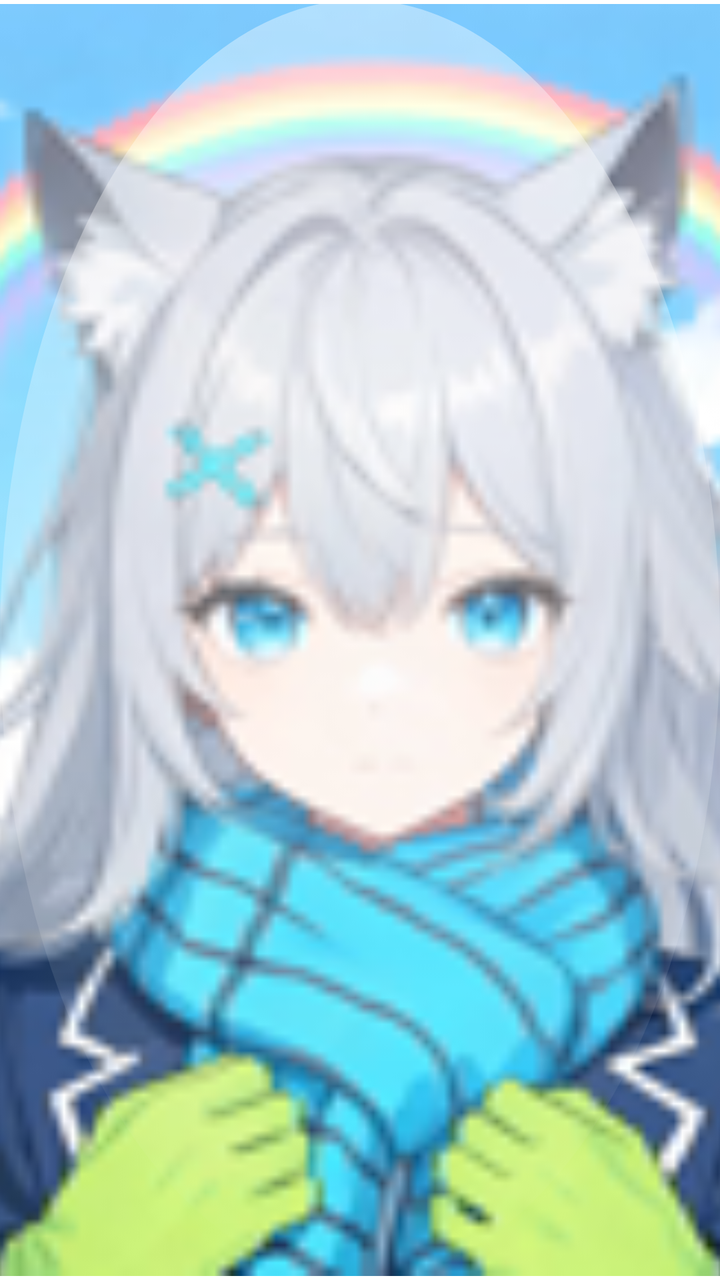
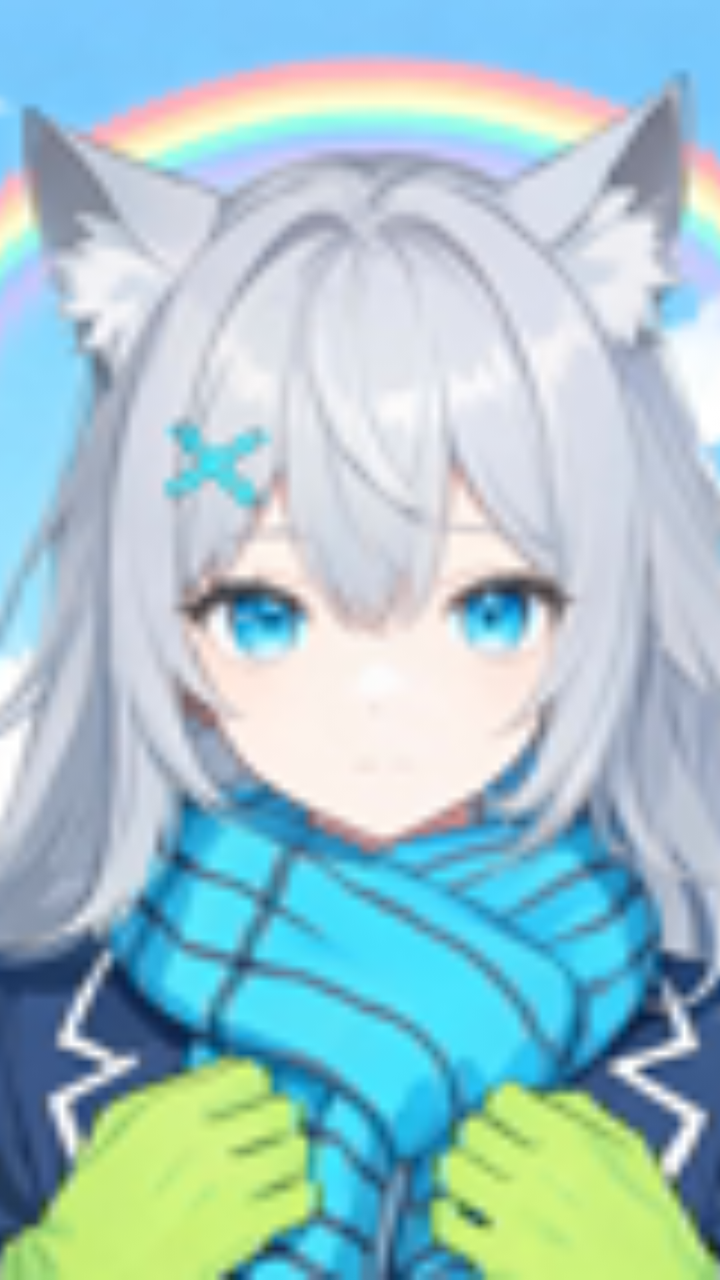

The first picture is an Android layout as it rendered before a commit; the second is the same layout after the commit. The layout source and the unified diff follow.
<!-- AndroidManifest.xml: application theme Theme.WeilanBengBeng -->
<!-- res/layout/floating_ball.xml -->
<?xml version="1.0" encoding="utf-8"?>
<FrameLayout xmlns:android="http://schemas.android.com/apk/res/android"
    android:layout_width="60dp"
    android:layout_height="60dp">

    <ImageView
        android:id="@+id/float_ball"
        android:layout_width="match_parent"
        android:layout_height="match_parent"
        android:src="@mipmap/ic_launcher"
        android:scaleType="centerCrop"
        android:background="@drawable/ball_circle_bg"
        android:padding="2dp"
        android:contentDescription="悬浮球" />

    
    <View
        android:layout_width="match_parent"
        android:layout_height="match_parent"
        android:background="@drawable/ball_highlight" />
</FrameLayout>
<!-- resources referenced by this layout -->
<resources>
  <!-- drawable ball_circle_bg (drawable) -->
  <?xml version="1.0" encoding="utf-8"?>
  <shape xmlns:android="http://schemas.android.com/apk/res/android"
      android:shape="oval">
      <solid android:color="#E6FFFFFF" />
      <stroke android:width="1.5dp" android:color="#80FFFFFF" />
  </shape>
  <!-- drawable ball_highlight (drawable) -->
  <?xml version="1.0" encoding="utf-8"?>
  <shape xmlns:android="http://schemas.android.com/apk/res/android"
      android:shape="oval">
      <gradient
          android:startColor="#66FFFFFF"
          android:endColor="#00FFFFFF"
          android:angle="270" />
  </shape>
  <!-- mipmap ic_launcher: png bitmap (mipmap-hdpi, 12670 bytes) -->
  <style name="Theme.WeilanBengBeng" parent="Theme.MaterialComponents.DayNight.NoActionBar">
          <item name="colorPrimary">@color/ios_blue</item>
          <item name="colorPrimaryVariant">@color/ios_blue_dark</item>
          <item name="colorOnPrimary">@color/ios_white</item>
          <item name="android:statusBarColor">@android:color/transparent</item>
          <item name="android:navigationBarColor">@android:color/transparent</item>
          <item name="android:windowLightStatusBar">true</item>
      </style>
  <color name="ios_blue">#0A84FF</color>
  <color name="ios_blue_dark">#0066CC</color>
  <color name="ios_white">#FFFFFF</color>
</resources>

<!-- the commit's change to res/layout/floating_ball.xml (unified diff, before → after) -->
@@ -1,21 +1,9 @@
 <?xml version="1.0" encoding="utf-8"?>
-<FrameLayout xmlns:android="http://schemas.android.com/apk/res/android"
-    android:layout_width="60dp"
-    android:layout_height="60dp">
-
-    <ImageView
-        android:id="@+id/float_ball"
-        android:layout_width="match_parent"
-        android:layout_height="match_parent"
-        android:src="@mipmap/ic_launcher"
-        android:scaleType="centerCrop"
-        android:background="@drawable/ball_circle_bg"
-        android:padding="2dp"
-        android:contentDescription="悬浮球" />
-
-    
-    <View
-        android:layout_width="match_parent"
-        android:layout_height="match_parent"
-        android:background="@drawable/ball_highlight" />
-</FrameLayout>
+<ImageView xmlns:android="http://schemas.android.com/apk/res/android"
+    android:id="@+id/float_ball"
+    android:layout_width="48dp"
+    android:layout_height="48dp"
+    android:src="@mipmap/ic_launcher"
+    android:scaleType="centerCrop"
+    android:background="@drawable/ball_circle_bg"
+    android:contentDescription="悬浮球" />
<!-- resource entries referenced after the edit -->
@@ -4,17 +4,8 @@
   <?xml version="1.0" encoding="utf-8"?>
   <shape xmlns:android="http://schemas.android.com/apk/res/android"
       android:shape="oval">
-      <solid android:color="#E6FFFFFF" />
-      <stroke android:width="1.5dp" android:color="#80FFFFFF" />
-  </shape>
-  <!-- drawable ball_highlight (drawable) -->
-  <?xml version="1.0" encoding="utf-8"?>
-  <shape xmlns:android="http://schemas.android.com/apk/res/android"
-      android:shape="oval">
-      <gradient
-          android:startColor="#66FFFFFF"
-          android:endColor="#00FFFFFF"
-          android:angle="270" />
+      <solid android:color="#E0FFFFFF" />
+      <stroke android:width="1dp" android:color="#66FFFFFF" />
   </shape>
   <!-- mipmap ic_launcher: png bitmap (mipmap-hdpi, 12670 bytes) -->
   <style name="Theme.WeilanBengBeng" parent="Theme.MaterialComponents.DayNight.NoActionBar">
